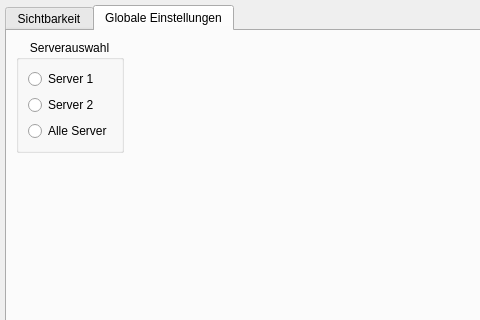
This is ui/design_files/settings_dialog.ui in geoObserver/geobasis_loader as Qt 5 draws it before an edit; both pictures show x 0 to 480 and y 0 to 320 of the 800 by 800 pixel window. The edited form follows.
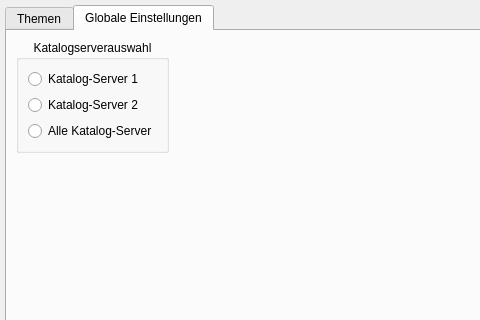
This is the edited form. The open tabs and pages were chosen to show the change.

Commit message: Update UI labels in SettingsDialog for clarity and consistency

Diff of the .ui file:
```diff
--- a/ui/design_files/settings_dialog.ui
+++ b/ui/design_files/settings_dialog.ui
@@ -63,7 +63,7 @@
      </property>
      <widget class="QWidget" name="visibility">
       <attribute name="title">
-       <string>Sichtbarkeit</string>
+       <string>Themen</string>
       </attribute>
       <layout class="QVBoxLayout" name="verticalLayout_2">
        <property name="spacing">
@@ -256,7 +256,7 @@
           </sizepolicy>
          </property>
          <property name="title">
-          <string>Serverauswahl</string>
+          <string>Katalogserverauswahl</string>
          </property>
          <property name="alignment">
           <set>Qt::AlignHCenter|Qt::AlignTop</set>
@@ -274,7 +274,7 @@
           <item>
            <widget class="QRadioButton" name="radioButton_3">
             <property name="text">
-             <string>Server 1</string>
+             <string>Katalog-Server 1</string>
             </property>
             <property name="server" stdset="0">
              <number>1</number>
@@ -287,7 +287,7 @@
           <item>
            <widget class="QRadioButton" name="radioButton_2">
             <property name="text">
-             <string>Server 2</string>
+             <string>Katalog-Server 2</string>
             </property>
             <property name="server" stdset="0">
              <number>2</number>
@@ -300,7 +300,7 @@
           <item>
            <widget class="QRadioButton" name="radioButton">
             <property name="text">
-             <string>Alle Server</string>
+             <string>Alle Katalog-Server</string>
             </property>
             <property name="server" stdset="0">
              <number>0</number>
```
Left out of the diff: 2 changed lines with no effect on the pictures. The commit also changes 1 other file.
